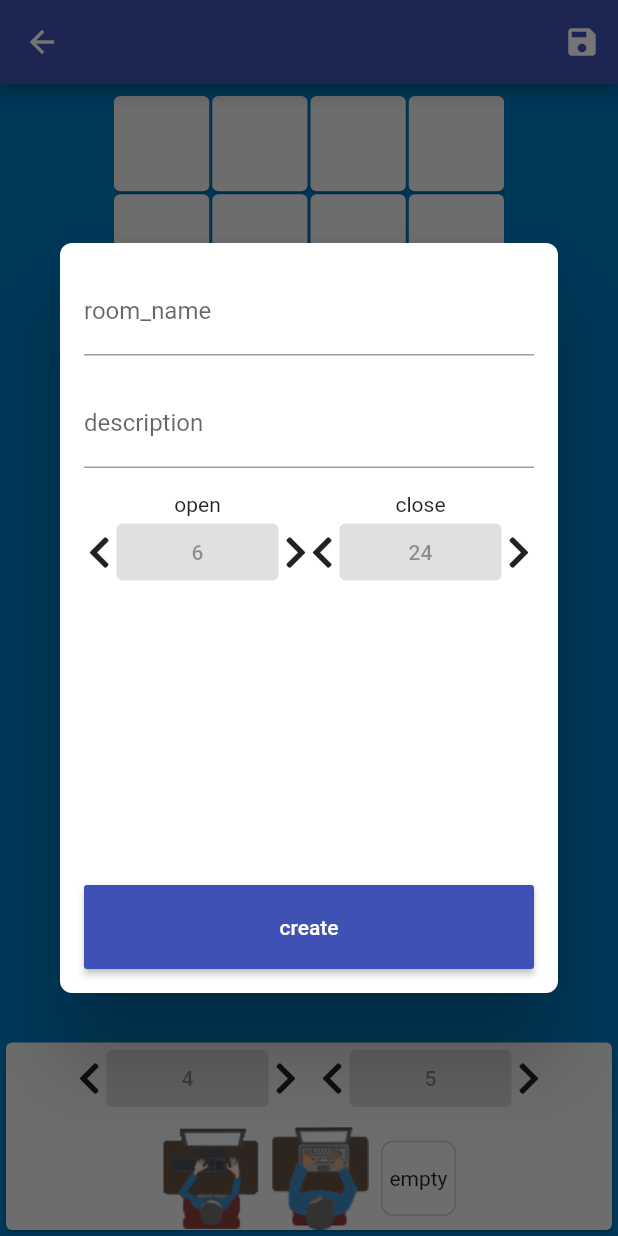
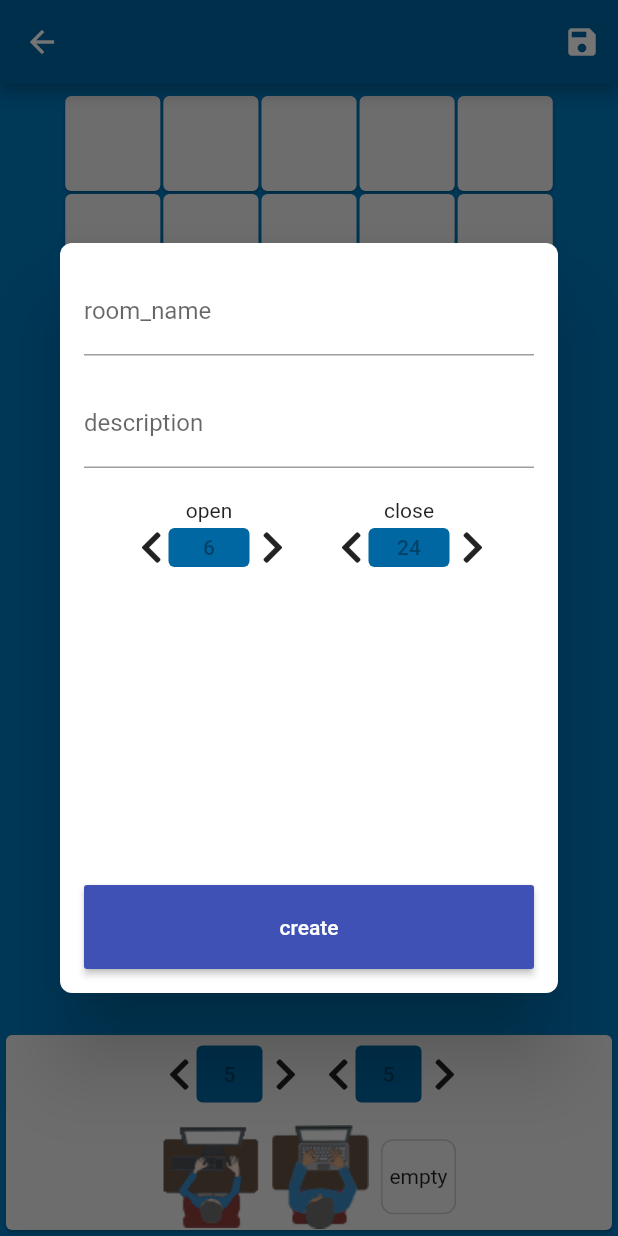
Before and after one commit to mniemyjski/deskable, a Flutter app: the CreateRoomScreen screen opened directly, after a tap on the "save" icon, on a phone screen of 412 x 824 dp. Run offline on Flutter 3.47's test engine with Material 2 defaults, Android fonts, the light colour scheme and no system bars; our stand-ins replace auto_size_text, bloc, cached_network_image, cloud_firestore, connectivity_plus, easy_localization and 15 more; missing offline and left inert: crop_your_image, easy_localization_loader; accounts and stored records are empty; Roboto replaces fonts that are missing (Georgia); statements that could not run were skipped.

Commit message:
change ui

```diff
--- a/lib/main.dart
+++ b/lib/main.dart
@@ -111,8 +111,15 @@
               title: 'Deskable',
               theme: ThemeData(
                 fontFamily: 'Georgia',
-                primarySwatch: Colors.indigo,
+                // primarySwatch: Colors.indigo,
+
+                appBarTheme: AppBarTheme(color: Color.fromRGBO(0, 103, 163, 1)),
                 scaffoldBackgroundColor: Color.fromRGBO(0, 121, 191, 1),
+                elevatedButtonTheme: ElevatedButtonThemeData(
+                  style: ButtonStyle(
+                    backgroundColor: MaterialStateProperty.all(Color.fromRGBO(0, 103, 163, 1)),
+                  ),
+                ),
                 cardColor: Colors.grey[200],
               ),
               darkTheme: ThemeData(
--- a/lib/screens/home/widgets/booking_in_room.dart
+++ b/lib/screens/home/widgets/booking_in_room.dart
@@ -23,9 +23,9 @@
             Row(
               mainAxisAlignment: MainAxisAlignment.spaceBetween,
               children: [
-                _buildCompanySelector(),
-                _buildRoomSelector(),
-                _buildDateSelector(context),
+                Expanded(child: _buildCompanySelector()),
+                Expanded(child: _buildRoomSelector()),
+                Expanded(child: _buildDateSelector(context)),
               ],
             ),
             SizedBox(height: 8),
@@ -57,7 +57,7 @@
                 DateFormat('dd-MM-yyyy').format(state.dateTime),
                 style: TextStyle(fontWeight: FontWeight.bold),
                 maxLines: 1,
-                minFontSize: 8,
+                minFontSize: 6,
                 maxFontSize: 12,
               ),
               AutoSizeText(
--- a/lib/screens/management/create_room_screen.dart
+++ b/lib/screens/management/create_room_screen.dart
@@ -66,26 +66,35 @@
             bottomNavigationBar: Card(
               elevation: 1.0,
               child: Container(
-                height: 125,
+                height: 130,
                 child: Column(
-                  children: [
-                    Row(
                   mainAxisAlignment: MainAxisAlignment.center,
                   children: [
-                        CustomSelectorData(
+                    Container(
+                      padding: EdgeInsets.all(2),
+                      width: 200,
+                      child: Row(
+                        mainAxisAlignment: MainAxisAlignment.center,
+                        children: [
+                          Expanded(
+                            child: CustomSelectorData(
                               onPressed: null,
                               widget: Text(state.room.x.toString()),
                               onPressedBack: () => context.read<CreateRoomCubit>().decreaseX(),
                               onPressedNext: () => context.read<CreateRoomCubit>().increaseX(),
                             ),
+                          ),
                           SizedBox(width: 16),
-                        CustomSelectorData(
+                          Expanded(
+                            child: CustomSelectorData(
                               onPressed: null,
                               widget: Text(state.room.y.toString()),
                               onPressedBack: () => context.read<CreateRoomCubit>().decreaseY(),
                               onPressedNext: () => context.read<CreateRoomCubit>().increaseY(),
                             ),
+                          ),
                         ],
+                      ),
                     ),
                     Padding(
                       padding: const EdgeInsets.only(top: 8, bottom: 8),
--- a/lib/screens/management/widget/create_room_set_details.dart
+++ b/lib/screens/management/widget/create_room_set_details.dart
@@ -80,27 +80,45 @@
           return Row(
             mainAxisAlignment: MainAxisAlignment.spaceEvenly,
             children: [
-              Column(
+              Container(
+                height: 50,
+                width: 100,
+                child: Column(
                   children: [
-                  Text(Languages.open()),
-                  CustomSelectorData(
+                    Padding(
+                      padding: const EdgeInsets.all(4.0),
+                      child: Text(Languages.open()),
+                    ),
+                    Expanded(
+                      child: CustomSelectorData(
                         onPressed: null,
                         widget: Text(state.room.open.toString()),
                         onPressedBack: () => context.read<CreateRoomCubit>().decreaseOpen(),
                         onPressedNext: () => context.read<CreateRoomCubit>().increaseOpen(),
                       ),
+                    ),
                   ],
                 ),
-              Column(
+              ),
+              Container(
+                height: 50,
+                width: 100,
+                child: Column(
                   children: [
-                  Text(Languages.close()),
-                  CustomSelectorData(
+                    Padding(
+                      padding: const EdgeInsets.all(4.0),
+                      child: Text(Languages.close()),
+                    ),
+                    Expanded(
+                      child: CustomSelectorData(
                         onPressed: null,
                         widget: Text(state.room.close.toString()),
                         onPressedBack: () => context.read<CreateRoomCubit>().decreaseClose(),
                         onPressedNext: () => context.read<CreateRoomCubit>().increaseClose(),
                       ),
+                    ),
                   ],
+                ),
               ),
             ],
           );
--- a/lib/utilities/routes.dart
+++ b/lib/utilities/routes.dart
@@ -27,10 +27,9 @@
         final args = settings.arguments as CropScreenArguments;
         return CropImageScreen.route(args);
       case CreateRoomScreen.routeName:
-        final args = settings.arguments as CreateRoomScreenArguments;
-        return CreateRoomScreen.route(args);
-      // if (args != null) return CreateRoomScreen.route(args);
-      // return ManagementScreen.route();
+        final args = settings.arguments as CreateRoomScreenArguments?;
+        if (args != null) return CreateRoomScreen.route(args);
+        return ManagementScreen.route();
 
       default:
         return _errorRoute();
--- a/lib/widgets/custom_drawer/widget/header.dart
+++ b/lib/widgets/custom_drawer/widget/header.dart
@@ -12,7 +12,7 @@
   Widget build(BuildContext context) {
     return Container(
       decoration: BoxDecoration(
-        color: Theme.of(context).primaryColor,
+        color: Theme.of(context).appBarTheme.color,
         boxShadow: [
           BoxShadow(
             color: Theme.of(context).primaryColorDark.withOpacity(0.6),
@@ -25,7 +25,7 @@
       child: DrawerHeader(
           margin: EdgeInsets.zero,
           padding: EdgeInsets.zero,
-          decoration: BoxDecoration(color: Theme.of(context).primaryColor),
+          decoration: BoxDecoration(color: Theme.of(context).appBarTheme.color),
           child: GestureDetector(
             onTap: () {
               Navigator.of(context).pushNamed(AccountEditScreen.routeName);
--- a/lib/widgets/custom_selector_data.dart
+++ b/lib/widgets/custom_selector_data.dart
@@ -14,24 +14,32 @@
     return Row(
       children: [
         if (onPressedBack != null)
-          InkWell(
+          Padding(
+            padding: const EdgeInsets.only(left: 4),
+            child: InkWell(
               child: FaIcon(FontAwesomeIcons.chevronLeft),
               onTap: onPressedBack,
             ),
+          ),
         SizedBox(width: 4),
-        ElevatedButton(
+        Expanded(
+          child: ElevatedButton(
             onPressed: onPressed,
             style: ElevatedButton.styleFrom(padding: EdgeInsets.zero),
             child: Padding(
               padding: const EdgeInsets.all(4.0),
-            child: Container(width: 100, height: 30, child: Center(child: widget)),
+              child: Container(height: 30, child: Center(child: widget)),
+            ),
           ),
         ),
         SizedBox(width: 4),
         if (onPressedNext != null)
-          InkWell(
+          Padding(
+            padding: const EdgeInsets.only(left: 4),
+            child: InkWell(
               child: FaIcon(FontAwesomeIcons.chevronRight),
               onTap: onPressedNext,
+            ),
           ),
       ],
     );
--- a/lib/widgets/field_in_room.dart
+++ b/lib/widgets/field_in_room.dart
@@ -34,7 +34,7 @@
                     furniture!.path(),
                     fit: BoxFit.fill,
                     filterQuality: FilterQuality.high,
-                    color: Color.fromRGBO(255, 255, 255, 1),
+                    color: Color.fromRGBO(255, 255, 255, 0.8),
                     colorBlendMode: BlendMode.modulate,
                   ),
                 ),
```
Lines whose indentation alone changed are shown as unchanged.
